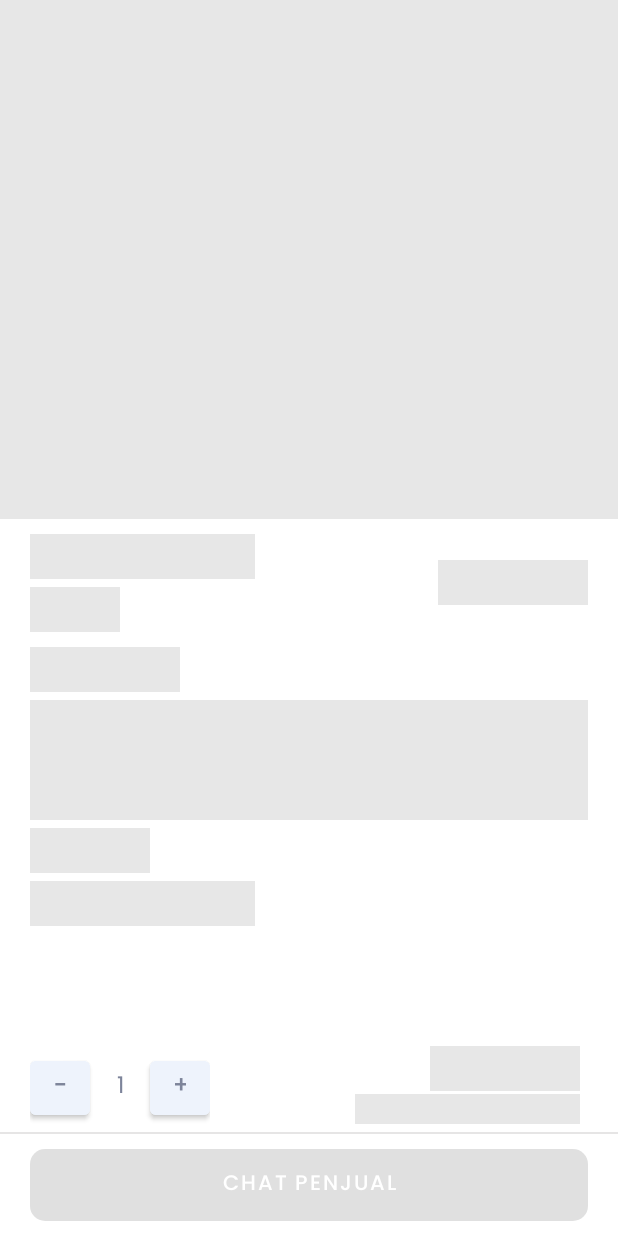
After one commit to DeoAdzar/parianom, an Android app: the layout shimmer_detail_barang.xml on its own in the app's theme, with its tools: preview values and no code run, on a phone screen of 412 x 824 dp. The commit adds this screen. Run offline under Robolectric (Android 15) with nearby library versions, the phone set to English and light mode, and no system bars; Roboto replaces fonts that are not available here.

Commit message:
detail barang, dan shimmer

```diff
--- a/app/build.gradle
+++ b/app/build.gradle
@@ -10,8 +10,8 @@ android {
         applicationId "com.parianom"
         minSdk 21
         targetSdk 31
-        versionCode 1
-        versionName "1.0"
+        versionCode 2
+        versionName "2.2"
 
         testInstrumentationRunner "androidx.test.runner.AndroidJUnitRunner"
     }
--- /dev/null
+++ b/app/src/main/res/layout/shimmer_detail_barang.xml
@@ -0,0 +1,178 @@
+<?xml version="1.0" encoding="utf-8"?>
+<LinearLayout xmlns:android="http://schemas.android.com/apk/res/android"
+    android:layout_width="match_parent"
+    android:layout_height="match_parent">
+    <LinearLayout
+        android:layout_width="match_parent"
+        android:layout_height="match_parent"
+        android:orientation="vertical">
+        <LinearLayout
+            android:layout_width="match_parent"
+            android:layout_height="wrap_content"
+            android:layout_weight="1"
+            android:orientation="vertical">
+
+            <FrameLayout
+                android:layout_width="match_parent"
+                android:layout_height="match_parent"
+                android:layout_weight="1"
+                android:orientation="vertical"
+                android:background="@color/shimmer">
+            </FrameLayout>
+            <LinearLayout
+                android:layout_width="match_parent"
+                android:layout_height="match_parent"
+                android:layout_weight="1"
+                android:paddingVertical="10dp"
+                android:paddingHorizontal="20dp"
+                android:orientation="vertical">
+                <LinearLayout
+                    android:layout_width="match_parent"
+                    android:layout_height="wrap_content"
+                    android:layout_gravity="bottom"
+                    android:gravity="center">
+                </LinearLayout>
+                <LinearLayout
+                    android:layout_width="match_parent"
+                    android:layout_height="wrap_content"
+                    android:orientation="horizontal">
+                    <LinearLayout
+                        android:layout_width="wrap_content"
+                        android:layout_height="wrap_content"
+                        android:orientation="vertical"
+                        android:layout_weight="1"
+                        android:layout_gravity="left">
+                        <LinearLayout
+                            android:layout_width="wrap_content"
+                            android:layout_height="wrap_content"
+                            android:orientation="horizontal">
+                            <View
+                                android:layout_width="150dp"
+                                android:layout_height="30dp"
+                                android:background="@color/shimmer"/>
+                        </LinearLayout>
+                        <View
+                            android:layout_marginTop="5dp"
+                            android:layout_width="60dp"
+                            android:layout_height="30dp"
+                            android:background="@color/shimmer"/>
+                    </LinearLayout>
+                    <LinearLayout
+                        android:layout_width="wrap_content"
+                        android:layout_height="wrap_content"
+                        android:layout_gravity="right|center">
+                        <View
+                            android:layout_width="100dp"
+                            android:layout_height="30dp"
+                            android:background="@color/shimmer"/>
+                    </LinearLayout>
+
+                </LinearLayout>
+                <LinearLayout
+                    android:layout_width="match_parent"
+                    android:layout_height="match_parent"
+                    android:orientation="vertical"
+                    android:layout_weight="1"
+                    android:paddingTop="10dp">
+                    <View
+                        android:layout_width="100dp"
+                        android:layout_height="30dp"
+                        android:background="@color/shimmer"/>
+                    <View
+                        android:layout_width="match_parent"
+                        android:layout_height="80dp"
+                        android:layout_marginTop="5dp"
+                        android:background="@color/shimmer"/>
+                    <View
+                        android:layout_width="80dp"
+                        android:layout_height="30dp"
+                        android:layout_marginTop="5dp"
+                        android:background="@color/shimmer"/>
+                    <View
+                        android:layout_width="150dp"
+                        android:layout_height="30dp"
+                        android:layout_marginTop="5dp"
+                        android:background="@color/shimmer"/>
+                </LinearLayout>
+            </LinearLayout>
+        </LinearLayout>
+        <LinearLayout
+            android:layout_width="match_parent"
+            android:layout_height="wrap_content"
+            android:layout_gravity="left|center"
+            android:gravity="bottom"
+            android:paddingHorizontal="20dp"
+            android:paddingVertical="5dp">
+            <LinearLayout
+                android:layout_width="wrap_content"
+                android:layout_height="wrap_content">
+                <Button
+                    android:id="@+id/kurang"
+                    android:layout_width="40dp"
+                    android:layout_height="wrap_content"
+                    android:backgroundTint="#EEF3FC"
+                    style="@style/fontMasuk"
+                    android:text="-"
+                    android:onClick="decrement"
+                    android:textSize="15dp"
+                    android:textStyle="bold"/>
+                <TextView
+                    android:id="@+id/jumlah"
+                    android:layout_width="40dp"
+                    android:layout_height="35dp"
+                    android:clickable="false"
+                    android:text="1"
+                    android:gravity="center"
+                    style="@style/fontMasuk"
+                    android:textSize="15dp" />
+                <Button
+                    android:id="@+id/tambah"
+                    android:layout_width="40dp"
+                    android:layout_height="wrap_content"
+                    android:backgroundTint="#EEF3FC"
+                    style="@style/fontMasuk"
+                    android:text="+"
+                    android:onClick="increment"
+                    android:textStyle="bold"
+                    android:textSize="15dp"/>
+            </LinearLayout>
+            <LinearLayout
+                android:layout_width="wrap_content"
+                android:layout_height="wrap_content"
+                android:orientation="vertical"
+                android:layout_weight="1"
+                android:gravity="right"
+                android:paddingHorizontal="5dp"
+                android:layout_gravity="right">
+                <View
+                    android:layout_width="100dp"
+                    android:layout_height="30dp"
+                    android:background="@color/shimmer"/>
+                <View
+                    android:layout_width="150dp"
+                    android:layout_height="20dp"
+                    android:layout_marginTop="2dp"
+                    android:background="@color/shimmer"/>
+            </LinearLayout>
+        </LinearLayout>
+        <LinearLayout
+            android:layout_width="match_parent"
+            android:layout_height="wrap_content"
+            android:orientation="vertical">
+            <View
+                android:layout_width="match_parent"
+                android:layout_height="1dp"
+                android:background="#E6E5E5"/>
+            <Button
+                android:id="@+id/btnChat"
+                android:layout_width="match_parent"
+                android:layout_height="wrap_content"
+                android:text="Chat Penjual"
+                android:enabled="false"
+                style="@style/fontBtn"
+                android:background="@drawable/button"
+                android:layout_marginVertical="10dp"
+                android:layout_marginHorizontal="20dp"/>
+        </LinearLayout>
+    </LinearLayout>
+</LinearLayout>
```
Also changed, not shown: app/src/main/java/com/parianom/activity/Chat.java (+5 -4 lines), app/src/main/java/com/parianom/activity/DetailBarang.java (+125 -67 lines), app/src/main/java/com/parianom/adapter/PenjualanRvAdapter.java (+14 -14 lines), app/src/main/res/layout/activity_detail_barang.xml (+12 -0 lines).
